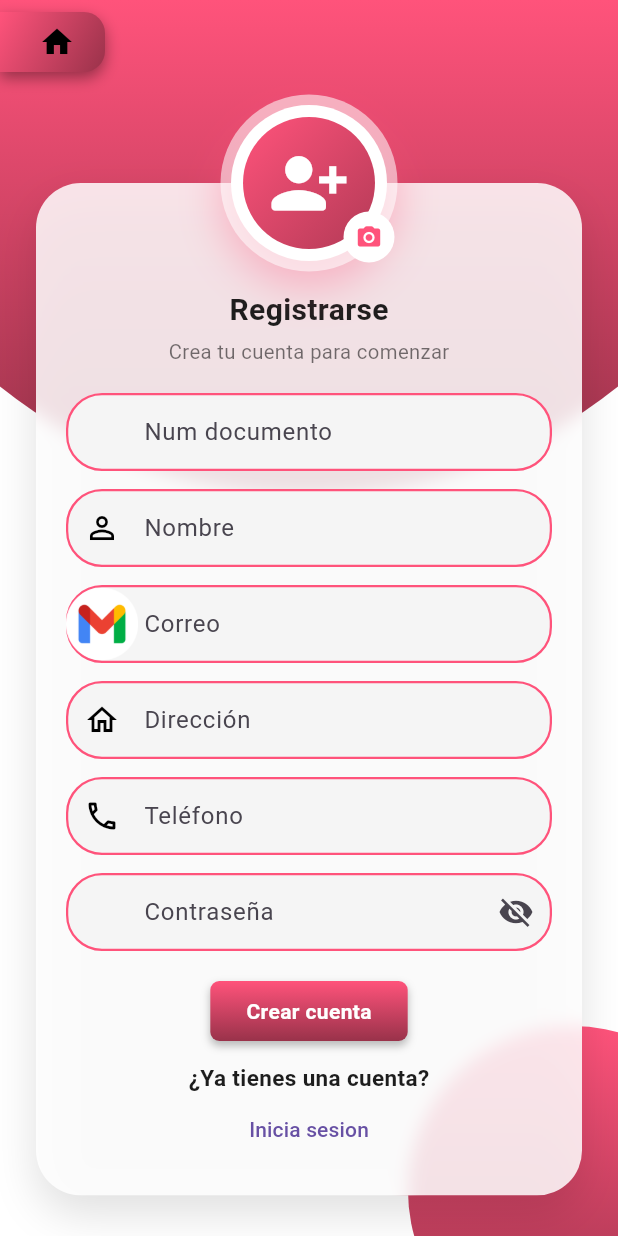
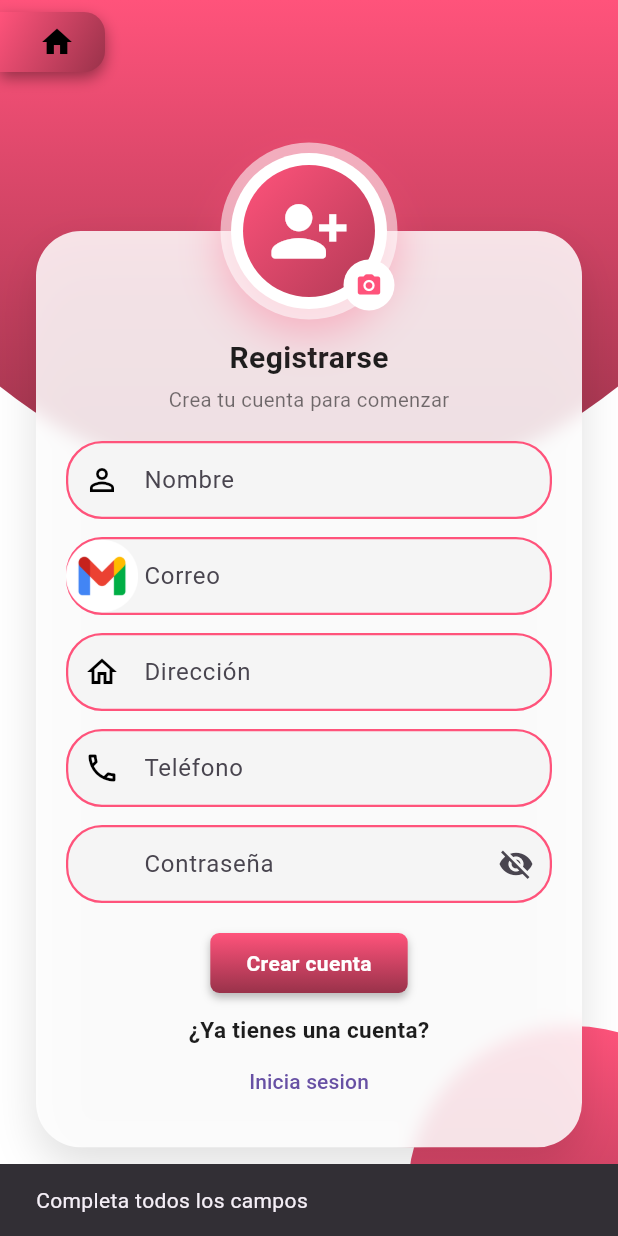
Before and after one commit to trujillosarriascharith-wq/papelerias, a Flutter app: the Registrarse screen opened directly, after a tap on "Crear cuenta", on a phone screen of 412 x 824 dp. Run offline on Flutter 3.47's test engine with Material 3 defaults, Android fonts, the phone set to English and light mode, and no system bars; our stand-ins replace google_sign_in, image_picker, shared_preferences; accounts and stored records are empty.

Commit message:
Realialice la pantalla de verificar cuenta ,conecte la pantalla de registrarse , iniciar sesion y perfil con el backend

```diff
--- a/lib/screens/registrarse.dart
+++ b/lib/screens/registrarse.dart
@@ -2,6 +2,7 @@ import 'dart:typed_data';
 import 'dart:ui';
 import 'package:flutter/material.dart';
 import 'package:image_picker/image_picker.dart';
+import '../services/auth_service.dart';
 import '../theme/colores.dart';
 import '../theme/estilostextos.dart';
 import '../widgets/botondegradado.dart';
@@ -9,6 +10,7 @@ import '../widgets/campodetexto.dart';
 import '../widgets/fondocurvo.dart';
 import '../widgets/medallonlogo.dart';
 import '../widgets/subbarrainicio.dart';
+import 'verificar_cuenta.dart';
 
 class Registrarse extends StatefulWidget {
   const Registrarse({super.key});
@@ -18,7 +20,6 @@ class Registrarse extends StatefulWidget {
 }
 
 class _RegistrarseState extends State<Registrarse> {
-  final _documento = TextEditingController();
   final _nombre = TextEditingController();
   final _correo = TextEditingController();
   final _direccion = TextEditingController();
@@ -29,7 +30,7 @@ class _RegistrarseState extends State<Registrarse> {
 
   @override
   void dispose() {
-    for (final c in [_documento, _nombre, _correo, _direccion, _telefono, _password]) {
+    for (final c in [_nombre, _correo, _direccion, _telefono, _password]) {
       c.dispose();
     }
     super.dispose();
@@ -43,11 +44,46 @@ class _RegistrarseState extends State<Registrarse> {
     if (mounted) setState(() => _foto = bytes);
   }
 
+  void _aviso(String mensaje) {
+    if (!mounted) return;
+    ScaffoldMessenger.of(context).showSnackBar(SnackBar(content: Text(mensaje)));
+  }
+
   Future<void> _crearCuenta() async {
+    final nombre = _nombre.text.trim();
+    final correo = _correo.text.trim();
+    final direccion = _direccion.text.trim();
+    final telefono = _telefono.text.trim();
+    final password = _password.text;
+
+    if (nombre.isEmpty ||
+        correo.isEmpty ||
+        direccion.isEmpty ||
+        telefono.isEmpty ||
+        password.isEmpty) {
+      _aviso('Completa todos los campos');
+      return;
+    }
+
     setState(() => _cargando = true);
-    // TODO: llamar aquí a tu servicio de registro (enviar también _foto)
-    await Future.delayed(const Duration(seconds: 1));
-    if (mounted) setState(() => _cargando = false);
+    final r = await AuthService.registrar(
+      nombre: nombre,
+      correo: correo,
+      telefono: telefono,
+      direccion: direccion,
+      password: password,
+      foto: _foto,
+    );
+    if (!mounted) return;
+    setState(() => _cargando = false);
+
+    _aviso(r.mensaje);
+    if (!r.exito) return;
+
+    Navigator.pushReplacement(
+      context,
+      MaterialPageRoute(builder: (_) => VerificarCuenta(correo: correo)),
+    );
   }
 
   Widget _campo(String etiqueta, IconData icono, TextEditingController c,
@@ -86,8 +122,6 @@ class _RegistrarseState extends State<Registrarse> {
                 const Text('Crea tu cuenta para comenzar',
                     style: TextStyle(fontSize: 13.5, color: Colors.black54)),
                 const SizedBox(height: 18),
-                _campo('Num documento', Icons.badge, _documento,
-                    tipo: TextInputType.number, prefijo: const SizedBox(width: 16)),
                 _campo('Nombre', Icons.person_outline, _nombre),
                 _campo('Correo', Icons.email, _correo,
                     tipo: TextInputType.emailAddress,
```
Also changed, not shown: lib/screens/home_screen.dart (+6 -6 lines), lib/screens/perfil_screen.dart (+31 -6 lines), lib/screens/verificar_cuenta.dart (added, +100 -0 lines), lib/services/auth_service.dart (+83 -0 lines).
